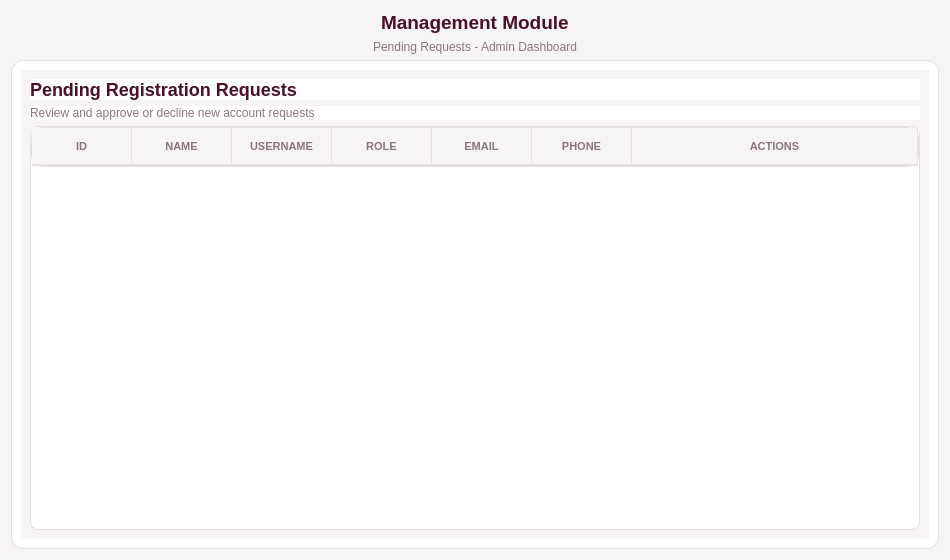
Qt form ui/pending.ui (kriitikat/Sajilo-Bazarr) before a commit.
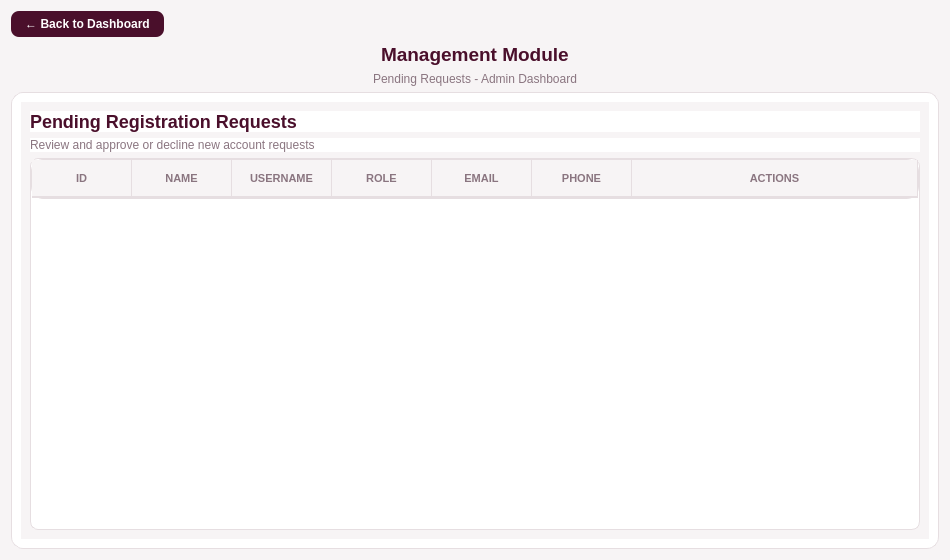
The same form after that commit.

Commit message: Made baseclass for back to dashboard feature to all pages in admindashboard

```diff
--- a/ui/pending.ui
+++ b/ui/pending.ui
@@ -73,6 +73,36 @@
 }</string>
   </property>
   <layout class="QVBoxLayout" name="verticalLayout_main">
+   <item>
+    <layout class="QHBoxLayout" name="topBarLayout">
+     <item>
+      <widget class="QPushButton" name="btnBackToDashboard">
+       <property name="cursor">
+        <cursorShape>PointingHandCursor</cursorShape>
+       </property>
+       <property name="styleSheet">
+        <string notr="true">QPushButton { background-color: #4A0F2B; color: #FFFFFF; border: none; border-radius: 8px; padding: 6px 14px; font-size: 12px; font-weight: bold; } QPushButton:hover { background-color: #660033; }</string>
+       </property>
+       <property name="text">
+        <string>← Back to Dashboard</string>
+       </property>
+      </widget>
+     </item>
+     <item>
+      <spacer name="topBarSpacer">
+       <property name="orientation">
+        <enum>Qt::Orientation::Horizontal</enum>
+       </property>
+       <property name="sizeHint" stdset="0">
+        <size>
+         <width>40</width>
+         <height>20</height>
+        </size>
+       </property>
+      </spacer>
+     </item>
+    </layout>
+   </item>
    <item alignment="Qt::AlignmentFlag::AlignHCenter">
     <widget class="QLabel" name="moduleTitleLabel">
      <property name="maximumSize">
```
The commit also changes 17 other files.
